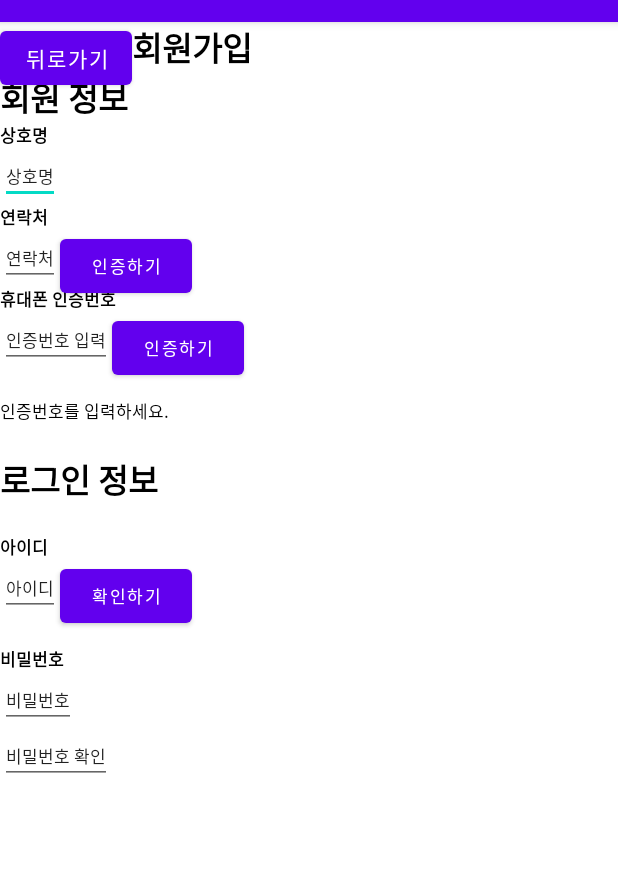
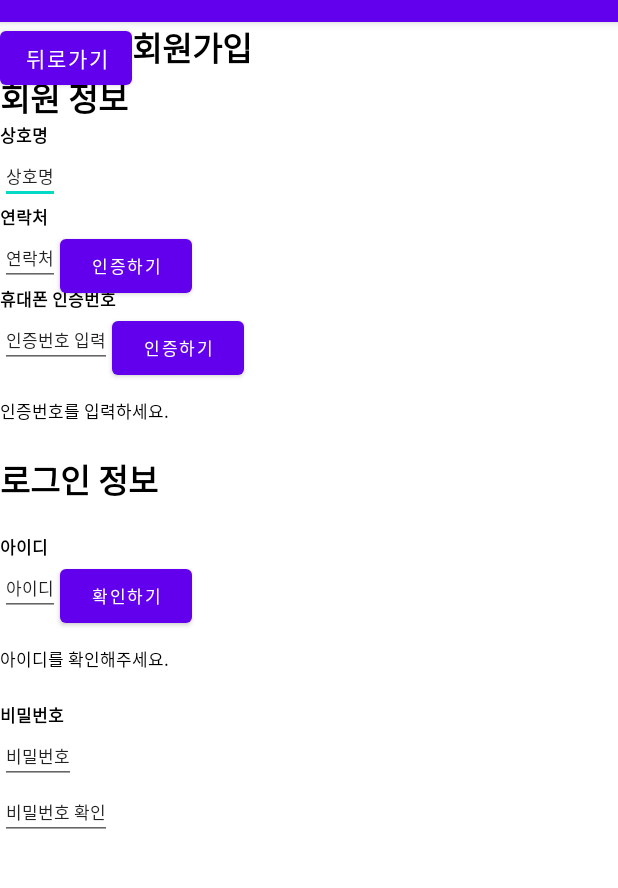
Before and after one commit to Gongdongjang/admin_client, an Android app: the SignUpActivity screen opened directly, with no data from a screen before it, on a phone screen of 412 x 824 dp, the part 62-950 px from its top. Run offline under Robolectric (Android 15) with nearby library versions, the phone set to English and light mode, and no system bars.

Commit message:
[기능추가] 사장님 회원가입시 이메일 확인 기능 추가

```diff
--- a/app/src/main/java/com/example/admin_client/SignUpActivity.java
+++ b/app/src/main/java/com/example/admin_client/SignUpActivity.java
@@ -49,9 +49,9 @@ public class SignUpActivity extends AppCompatActivity {
     SignUpService service = retrofit.create(SignUpService.class);
     JsonParser jsonParser = new JsonParser();
 
-    Button phone_verify_btn, code_verify_btn;
-    EditText phone_number, code_verify_input;
-    TextView code_verify_txt;
+    Button phone_verify_btn, code_verify_btn, id_verify_btn;
+    EditText phone_number, code_verify_input, id_input;
+    TextView code_verify_txt, id_verify_txt;
 
     @Override
     protected void onCreate(Bundle savedInstanceState) {
@@ -73,6 +73,15 @@ public class SignUpActivity extends AppCompatActivity {
             @Override
             public void onClick(View v) {
                 phoneVerify(code_verify_input.getText().toString(), phone_number.getText().toString());
+            }
+        });
+
+        id_verify_btn = findViewById(R.id.id_verify_button);
+        id_input = findViewById(R.id.id_input);
+        id_verify_btn.setOnClickListener(new View.OnClickListener() {
+            @Override
+            public void onClick(View v) {
+                idCheck(id_input.getText().toString());
             }
         });
     }
@@ -138,4 +147,43 @@ public class SignUpActivity extends AppCompatActivity {
             }
         });
     }
+
+    void idCheck(String id) {
+        id_verify_txt = findViewById(R.id.id_verify_txt);
+
+        JsonObject body = new JsonObject();
+        body.addProperty("id", id);
+
+        Call<ResponseBody> call = service.checkId(body);
+        call.enqueue(new Callback<ResponseBody>() {
+            @Override
+            public void onResponse(Call<ResponseBody> call, Response<ResponseBody> response) {
+                if (response.isSuccessful()) {
+                    try {
+                        JsonObject res =  (JsonObject) jsonParser.parse(response.body().string());
+                        if (res.get("is_valid").getAsBoolean()) {
+                            id_verify_txt.setText("사용할 수 있는 이메일입니다.");
+                        } else {
+                            id_verify_txt.setText("사용할 수 없는 이메일입니다.");
+                        }
+                    } catch (IOException e) {
+                        e.printStackTrace();
+                    }
+                }
+                else {
+                    try {
+                        Log.d(TAG, "Fail " + response.errorBody().string());
+                    } catch (IOException e) {
+                        e.printStackTrace();
+                    }
+                }
+            }
+
+            @Override
+            public void onFailure(Call<ResponseBody> call, Throwable t) {
+                Log.e(TAG, "onFailure: e " + t.getMessage());
+            }
+        });
+    }
+
 }
--- a/app/src/main/res/layout/activity_sign_up.xml
+++ b/app/src/main/res/layout/activity_sign_up.xml
@@ -174,6 +174,17 @@
         app:layout_constraintTop_toBottomOf="@+id/id_title"/>
 
     <TextView
+        android:id="@+id/id_verify_txt"
+        android:layout_width="wrap_content"
+        android:layout_height="wrap_content"
+        android:text="아이디를 확인해주세요."
+        android:textColor="@color/black"
+        android:textSize="5pt"
+        android:layout_marginTop="30px"
+        app:layout_constraintStart_toStartOf="@+id/id_input"
+        app:layout_constraintTop_toBottomOf="@+id/id_input" />
+
+    <TextView
         android:id="@+id/pwd_title"
         android:layout_width="wrap_content"
         android:layout_height="wrap_content"
@@ -182,8 +193,8 @@
         android:textSize="5pt"
         android:textStyle="bold"
         android:layout_marginTop="30px"
-        app:layout_constraintStart_toStartOf="@+id/id_input"
-        app:layout_constraintTop_toBottomOf="@+id/id_input" />
+        app:layout_constraintStart_toStartOf="@+id/id_verify_txt"
+        app:layout_constraintTop_toBottomOf="@+id/id_verify_txt" />
 
     <EditText
         android:id="@+id/pwd_input"
```
